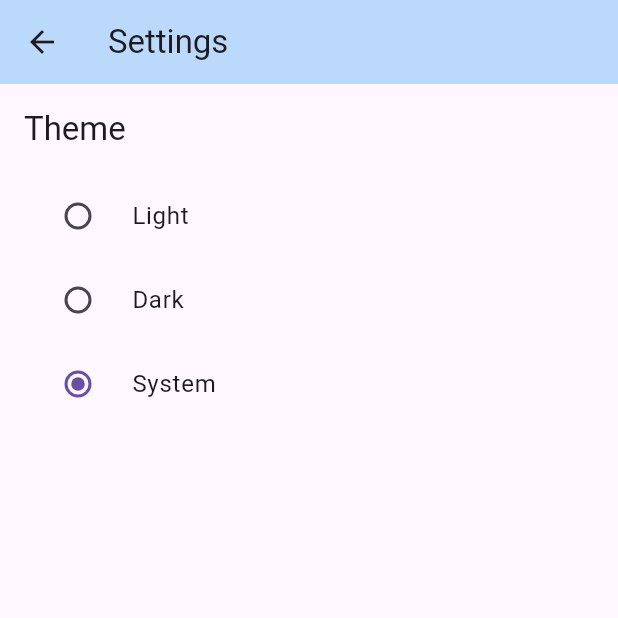
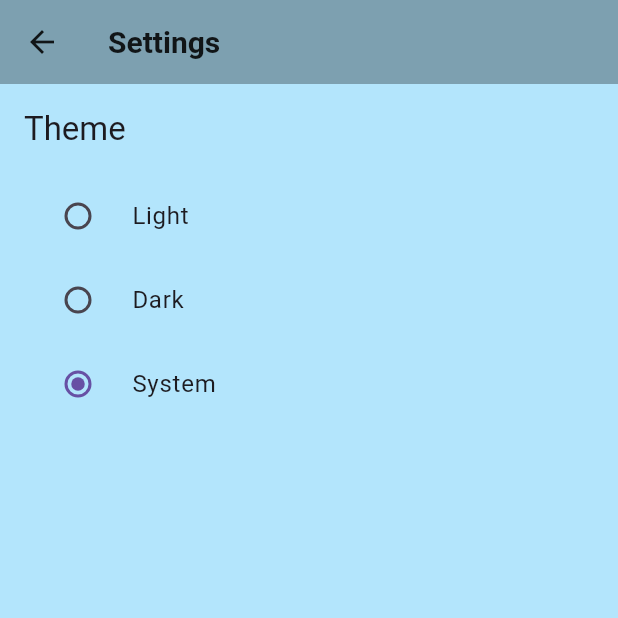
Before and after one commit to moodfactor/mostaql_job_finder, a Flutter app: the screen it shows after launch, after a tap on the "settings" icon, on a phone screen of 412 x 824 dp, the top half of it. Run offline on Flutter 3.47's test engine with Material 3 defaults, Android fonts, the phone set to English and light mode, and no system bars; our stand-ins replace shimmer; network calls fail.

Commit message:
Refactor main.dart for enhanced UI and performance; improve theme management, job fetching, and search functionality.

```diff
--- a/lib/main.dart
+++ b/lib/main.dart
@@ -1,18 +1,12 @@
-// main.dart
-// This file is the entry point of the Flutter application.
-// It sets up the MaterialApp and initializes the home page.
-// The app uses a ValueNotifier for theme management and includes the main home page with job listings
-// and a settings page for user preferences.
-// The home page fetches job listings from the ScrapingService and displays them in a list
+// lib/main.dart
 
+import 'dart:ui';
 import 'package:flutter/material.dart';
-import 'package:mostaql_job_finder/job_details_page.dart';
 import 'package:mostaql_job_finder/models/job.dart';
 import 'package:mostaql_job_finder/services/scraping_service.dart';
+import 'package:mostaql_job_finder/job_details_page.dart';
 import 'package:mostaql_job_finder/settings_page.dart';
 import 'package:shimmer/shimmer.dart';
-import 'package:url_launcher/url_launcher.dart';
-import 'dart:ui'; // Import for ImageFilter
 
 final ValueNotifier<ThemeMode> themeNotifier = ValueNotifier(ThemeMode.system);
 
@@ -30,10 +24,35 @@
       builder: (_, mode, __) {
         return MaterialApp(
           title: 'Mostaql Job Finder',
-          theme: ThemeData.light(),
-          darkTheme: ThemeData.dark(),
+          theme: ThemeData(
+            brightness: Brightness.light,
+            primarySwatch: Colors.blue,
+            scaffoldBackgroundColor: Colors.lightBlue.shade100,
+            cardColor: Colors.white.withOpacity(0.7),
+            textTheme: const TextTheme(bodyMedium: TextStyle(color: Colors.black87)),
+            appBarTheme: const AppBarTheme(
+              backgroundColor: Colors.transparent,
+              elevation: 0,
+              iconTheme: IconThemeData(color: Colors.black87),
+              titleTextStyle: TextStyle(color: Colors.black87, fontSize: 20, fontWeight: FontWeight.bold),
+            ),
+          ),
+          darkTheme: ThemeData(
+            brightness: Brightness.dark,
+            primarySwatch: Colors.blue,
+            scaffoldBackgroundColor: Colors.blueGrey.shade900,
+            cardColor: Colors.black.withOpacity(0.5),
+            textTheme: const TextTheme(bodyMedium: TextStyle(color: Colors.white)),
+            appBarTheme: const AppBarTheme(
+              backgroundColor: Colors.transparent,
+              elevation: 0,
+              iconTheme: IconThemeData(color: Colors.white),
+              titleTextStyle: TextStyle(color: Colors.white, fontSize: 20, fontWeight: FontWeight.bold),
+            ),
+          ),
           themeMode: mode,
           home: const MyHomePage(),
+          debugShowCheckedModeBanner: false,
         );
       },
     );
@@ -51,33 +70,33 @@
   final ScrapingService _scrapingService = ScrapingService();
   List<Job> _jobs = [];
   List<Job> _filteredJobs = [];
-  bool _isLoading = false;
-  bool _isSearching = false;
-  String _searchQuery = '';
+  bool _isLoading = true;
   String? _selectedCategory;
+  final TextEditingController _searchController = TextEditingController();
 
   final List<String> _categories = [
-    'أعمال وخدمات استشارية',
-    'برمجة، تطوير المواقع والتطبيقات',
-    'هندسة، عمارة وتصميم داخلي',
-    'تصميم، فيديو وصوتيات',
-    'تسويق إلكتروني ومبيعات',
-    'كتابة، تحرير، ترجمة ولغات',
-    'دعم، مساعدة وإدخال بيانات',
-    'تدريب وتعليم عن بعد',
+    'أعمال وخدمات استشارية', 'برمجة، تطوير المواقع والتطبيقات', 'هندسة، عمارة وتصميم داخلي',
+    'تصميم، فيديو وصوتيات', 'تسويق إلكتروني ومبيعات', 'كتابة، تحرير، ترجمة ولغات',
+    'دعم، مساعدة وإدخال بيانات', 'تدريب وتعليم عن بعد',
   ];
 
   @override
   void initState() {
     super.initState();
     _fetchJobs();
+    _searchController.addListener(() {
+      _filterJobs(_searchController.text);
+    });
+  }
+
+  @override
+  void dispose() {
+    _searchController.dispose();
+    super.dispose();
   }
 
   Future<void> _fetchJobs({String? category}) async {
-    setState(() {
-      _isLoading = true;
-    });
-
+    setState(() => _isLoading = true);
     try {
       final jobs = await _scrapingService.fetchJobs(category: category);
       setState(() {
@@ -85,185 +104,84 @@
         _filteredJobs = jobs;
       });
     } catch (e) {
-      // Handle error
-      print(e);
+      if (mounted) {
         ScaffoldMessenger.of(context).showSnackBar(
           SnackBar(content: Text('Failed to fetch jobs: $e')),
         );
+      }
     } finally {
-      setState(() {
-        _isLoading = false;
-      });
+      if (mounted) setState(() => _isLoading = false);
     }
   }
 
   void _filterJobs(String query) {
-    setState(() {
-      _searchQuery = query;
-      _filteredJobs = _jobs
-          .where((job) =>
-              job.title.toLowerCase().contains(query.toLowerCase()))
-          .toList();
-    });
-  }
-
-  Future<void> _launchURL(String url) async {
-    if (await canLaunch(url)) {
-      await launch(url);
-    } else {
-      throw 'Could not launch $url';
-    }
+    final filtered = _jobs.where((job) {
+      return job.title.toLowerCase().contains(query.toLowerCase());
+    }).toList();
+    setState(() => _filteredJobs = filtered);
   }
 
   @override
   Widget build(BuildContext context) {
+    final theme = Theme.of(context);
+    final isDarkMode = theme.brightness == Brightness.dark;
+
     return Scaffold(
-      appBar: AppBar(
-        backgroundColor: Colors.transparent,
-        elevation: 0,
-        title: _isSearching
-            ? TextField(
-                onChanged: _filterJobs,
-                decoration: const InputDecoration(
-                  hintText: 'Search...',
-                  border: InputBorder.none,
-                  hintStyle: TextStyle(color: Colors.white70),
-                ),
-                style: const TextStyle(color: Colors.white),
-              )
-            : const Text('Mostaql Job Finder'),
-        flexibleSpace: ClipRRect(
+      extendBodyBehindAppBar: true,
+      appBar: PreferredSize(
+        preferredSize: const Size.fromHeight(120),
+        child: ClipRRect(
           child: BackdropFilter(
             filter: ImageFilter.blur(sigmaX: 10, sigmaY: 10),
             child: Container(
               decoration: BoxDecoration(
-                color: Theme.of(context).appBarTheme.backgroundColor?.withOpacity(0.3) ?? Colors.blue.withOpacity(0.3),
+                color: theme.scaffoldBackgroundColor.withOpacity(0.5),
+                border: Border(bottom: BorderSide(color: Colors.white.withOpacity(0.2))),
               ),
-            ),
-          ),
-        ),
+              child: AppBar(
+                title: const Text('Mostaql Job Finder'),
                 actions: [
-          _isSearching
-              ? IconButton(
-                  icon: const Icon(Icons.clear),
-                  onPressed: () {
-                    setState(() {
-                      _isSearching = false;
-                      _searchQuery = '';
-                      _filteredJobs = _jobs;
-                    });
-                  },
-                )
-              : IconButton(
-                  icon: const Icon(Icons.search),
-                  onPressed: () {
-                    setState(() {
-                      _isSearching = true;
-                    });
-                  },
-                ),
                   IconButton(
                     icon: const Icon(Icons.settings),
-            onPressed: () {
-              Navigator.push(
-                context,
-                MaterialPageRoute(builder: (context) => const SettingsPage()),
-              );
-            },
+                    onPressed: () => Navigator.push(context, MaterialPageRoute(builder: (context) => const SettingsPage())),
                   ),
                 ],
                 bottom: PreferredSize(
-          preferredSize: const Size.fromHeight(kToolbarHeight),
-          child: ClipRRect(
-            borderRadius: BorderRadius.circular(16),
-            child: BackdropFilter(
-              filter: ImageFilter.blur(sigmaX: 10, sigmaY: 10),
-              child: Container(
-                decoration: BoxDecoration(
-                  color: Theme.of(context).cardColor.withOpacity(0.3),
-                  borderRadius: BorderRadius.circular(16),
-                  border: Border.all(color: Colors.white.withOpacity(0.2)),
-                ),
-                padding: const EdgeInsets.symmetric(horizontal: 16.0),
-                child: DropdownButton<String>(
-                  dropdownColor: Theme.of(context).cardColor.withOpacity(0.8),
-                  value: _selectedCategory,
-                  hint: const Text('Select Category', style: TextStyle(color: Colors.white)),
-                  isExpanded: true,
-                  onChanged: (String? newValue) {
-                    setState(() {
-                      _selectedCategory = newValue;
-                      _fetchJobs(category: _selectedCategory);
-                    });
-                  },
-                  items: _categories.map<DropdownMenuItem<String>>((String value) {
-                    return DropdownMenuItem<String>(
-                      value: value,
-                      child: Text(value),
-                    );
-                  }).toList(),
+                  preferredSize: const Size.fromHeight(60),
+                  child: Padding(
+                    padding: const EdgeInsets.symmetric(horizontal: 16.0).copyWith(bottom: 10),
+                    child: Row(
+                      children: [
+                        Expanded(child: _buildSearchField(theme)),
+                        const SizedBox(width: 10),
+                        _buildCategoryDropdown(theme),
+                      ],
                     ),
                   ),
                 ),
               ),
             ),
           ),
-      body: _isLoading
-          ? Shimmer.fromColors(
-              baseColor: Colors.grey[300]!,
-              highlightColor: Colors.grey[100]!,
-              child: ListView.builder(
-                itemCount: 10,
-                itemBuilder: (context, index) {
-                  return Card(
-                    elevation: 0,
-                    color: Colors.transparent, // Make card transparent to show blur effect
-                    margin: const EdgeInsets.symmetric(horizontal: 16, vertical: 8),
-                    child: ClipRRect(
-                      borderRadius: BorderRadius.circular(16),
-                      child: BackdropFilter(
-                        filter: ImageFilter.blur(sigmaX: 10, sigmaY: 10),
-                        child: Container(
-                          decoration: BoxDecoration(
-                            color: Theme.of(context).cardColor.withOpacity(0.3), // Adjust opacity for glass effect
-                            borderRadius: BorderRadius.circular(16),
-                            border: Border.all(color: Colors.white.withOpacity(0.2)),
-                          ),
-                          padding: const EdgeInsets.all(16.0),
-                          child: const Column(
-                            crossAxisAlignment: CrossAxisAlignment.start,
-                            children: [
-                              SizedBox(width: double.infinity, height: 18, child: ColoredBox(color: Colors.white)),
-                              SizedBox(height: 8),
-                              SizedBox(width: double.infinity, height: 16, child: ColoredBox(color: Colors.white)),
-                              SizedBox(height: 16),
-                              Row(
-                                mainAxisAlignment: MainAxisAlignment.spaceBetween,
-                                children: [
-                                  SizedBox(width: 100, height: 16, child: ColoredBox(color: Colors.white)),
-                                  SizedBox(width: 50, height: 16, child: ColoredBox(color: Colors.white)),
-                                ],
-                              ),
-                              SizedBox(height: 8),
-                              Row(
-                                mainAxisAlignment: MainAxisAlignment.spaceBetween,
-                                children: [
-                                  SizedBox(width: 70, height: 16, child: ColoredBox(color: Colors.white)),
-                                  SizedBox(width: 80, height: 36, child: ColoredBox(color: Colors.white)),
-                                ],
-                              ),
-                            ],
         ),
       ),
+      body: Container(
+        decoration: BoxDecoration(
+          gradient: LinearGradient(
+            begin: Alignment.topLeft,
+            end: Alignment.bottomRight,
+            colors: isDarkMode
+                ? [Colors.blueGrey.shade900, Colors.black]
+                : [Colors.lightBlue.shade100, Colors.blue.shade300],
           ),
         ),
-                  );
-                },
-              ),
-            )
-          : RefreshIndicator(
+        child: RefreshIndicator(
           onRefresh: () => _fetchJobs(category: _selectedCategory),
-              child: ListView.builder(
+          child: _isLoading
+              ? _buildShimmerList()
+              : _filteredJobs.isEmpty
+                  ? const Center(child: Text("No jobs found.", style: TextStyle(fontSize: 18)))
+                  : ListView.builder(
+                      padding: const EdgeInsets.only(top: 130, bottom: 20),
                       itemCount: _filteredJobs.length,
                       itemBuilder: (context, index) {
                         final job = _filteredJobs[index];
@@ -276,65 +194,137 @@
                               ),
                             );
                           },
-                    child: Card(
-                      elevation: 0,
-                      color: Colors.transparent, // Make card transparent to show blur effect
-                      margin: const EdgeInsets.symmetric(horizontal: 16, vertical: 8),
-                      child: ClipRRect(
+                          child: JobCard(job: job),
+                        );
+                      },
+                    ),
+        ),
+      ),
+    );
+  }
+
+  Widget _buildSearchField(ThemeData theme) {
+    return TextField(
+      controller: _searchController,
+      decoration: InputDecoration(
+        hintText: 'Search for a job...',
+        prefixIcon: const Icon(Icons.search, size: 20),
+        filled: true,
+        fillColor: theme.cardColor.withOpacity(0.5),
+        border: OutlineInputBorder(borderRadius: BorderRadius.circular(12), borderSide: BorderSide.none),
+        contentPadding: const EdgeInsets.symmetric(vertical: 0),
+      ),
+    );
+  }
+
+  Widget _buildCategoryDropdown(ThemeData theme) {
+    return Container(
+      padding: const EdgeInsets.symmetric(horizontal: 12),
+      decoration: BoxDecoration(
+        color: theme.cardColor.withOpacity(0.5),
+        borderRadius: BorderRadius.circular(12),
+      ),
+      child: DropdownButtonHideUnderline(
+        child: DropdownButton<String>(
+          value: _selectedCategory,
+          hint: const Text('All'),
+          dropdownColor: theme.scaffoldBackgroundColor,
+          items: [const DropdownMenuItem<String>(value: null, child: Text("All Categories"))]
+              .followedBy(_categories.map((String value) => DropdownMenuItem<String>(value: value, child: Text(value)))).toList(),
+          onChanged: (String? newValue) {
+            setState(() => _selectedCategory = newValue);
+            _fetchJobs(category: _selectedCategory);
+          },
+        ),
+      ),
+    );
+  }
+
+  Widget _buildShimmerList() {
+    return Shimmer.fromColors(
+      baseColor: Colors.grey.shade500.withOpacity(0.5),
+      highlightColor: Colors.grey.shade200.withOpacity(0.5),
+      child: ListView.builder(
+        padding: const EdgeInsets.only(top: 130),
+        itemCount: 7,
+        itemBuilder: (context, index) => const ShimmerJobCard(),
+      ),
+    );
+  }
+}
+
+// Reusable Job Card Widget
+class JobCard extends StatelessWidget {
+  final Job job;
+  const JobCard({super.key, required this.job});
+
+  @override
+  Widget build(BuildContext context) {
+    final theme = Theme.of(context);
+    return ClipRRect(
         borderRadius: BorderRadius.circular(16),
         child: BackdropFilter(
           filter: ImageFilter.blur(sigmaX: 10, sigmaY: 10),
           child: Container(
+            margin: const EdgeInsets.symmetric(horizontal: 16, vertical: 8),
+            padding: const EdgeInsets.all(20),
             decoration: BoxDecoration(
-                              color: Theme.of(context).cardColor.withOpacity(0.3), // Adjust opacity for glass effect
+              color: theme.cardColor.withOpacity(0.3),
               borderRadius: BorderRadius.circular(16),
               border: Border.all(color: Colors.white.withOpacity(0.2)),
             ),
-                            padding: const EdgeInsets.all(16.0),
             child: Column(
               crossAxisAlignment: CrossAxisAlignment.start,
               children: [
-                                Text(
-                                  job.title,
-                                  style: const TextStyle(
-                                    fontSize: 18,
-                                    fontWeight: FontWeight.bold,
-                                  ),
-                                ),
+                Text(job.title, style: theme.textTheme.titleLarge?.copyWith(fontWeight: FontWeight.bold)),
                 const SizedBox(height: 8),
-                                Text(
-                                  job.description,
-                                  maxLines: 3,
-                                  overflow: TextOverflow.ellipsis,
-                                ),
-                                const SizedBox(height: 16),
+                Text(job.description, maxLines: 2, overflow: TextOverflow.ellipsis, style: theme.textTheme.bodyMedium?.copyWith(height: 1.5)),
+                const Divider(height: 24),
                 Row(
                   mainAxisAlignment: MainAxisAlignment.spaceBetween,
                   children: [
-                                    Text('By: ${job.author}'),
-                                    Text(job.postTime),
-                                  ],
-                                ),
-                                const SizedBox(height: 8),
-                                Row(
-                                  mainAxisAlignment: MainAxisAlignment.spaceBetween,
-                                  children: [
-                                    Text('${job.offerCount} offers'),
-                                    ElevatedButton(
-                                      onPressed: () => _launchURL(job.url),
-                                      child: const Text('View Job'),
-                                    ),
+                    Text(job.postTime, style: theme.textTheme.bodySmall),
+                    Text('${job.offerCount} offers', style: theme.textTheme.bodySmall),
                   ],
                 ),
               ],
             ),
           ),
         ),
+      );
+  }
+}
+
+// Shimmer Placeholder for the Job Card
+class ShimmerJobCard extends StatelessWidget {
+  const ShimmerJobCard({super.key});
+
+  @override
+  Widget build(BuildContext context) {
+    return Container(
+      margin: const EdgeInsets.symmetric(horizontal: 16, vertical: 8),
+      padding: const EdgeInsets.all(20),
+      decoration: BoxDecoration(
+        color: Colors.white.withOpacity(0.2),
+        borderRadius: BorderRadius.circular(16),
       ),
+      child: Column(
+        crossAxisAlignment: CrossAxisAlignment.start,
+        children: [
+          Container(height: 20, width: double.infinity, color: Colors.white),
+          const SizedBox(height: 12),
+          Container(height: 14, width: double.infinity, color: Colors.white),
+          const SizedBox(height: 8),
+          Container(height: 14, width: MediaQuery.of(context).size.width * 0.7, color: Colors.white),
+          const SizedBox(height: 16),
+          Row(
+            mainAxisAlignment: MainAxisAlignment.spaceBetween,
+            children: [
+              Container(height: 12, width: 80, color: Colors.white),
+              Container(height: 12, width: 60, color: Colors.white),
+            ],
           ),
-                  );
-                },
-              ),
+        ],
       ),
     );
   }
```
Lines whose indentation alone changed are shown as unchanged.
